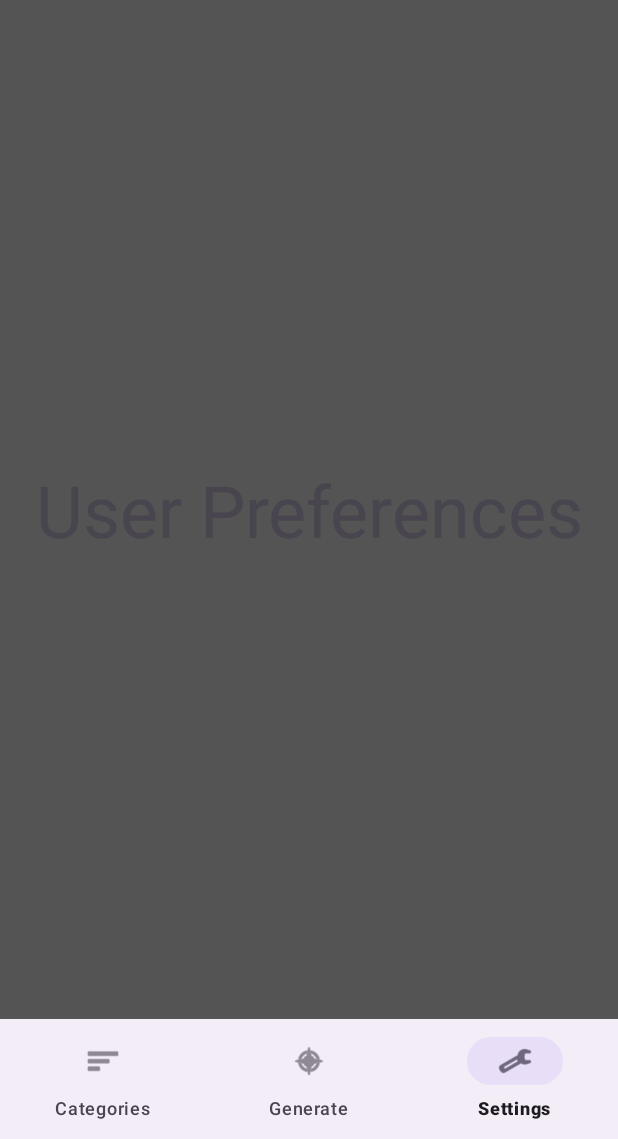
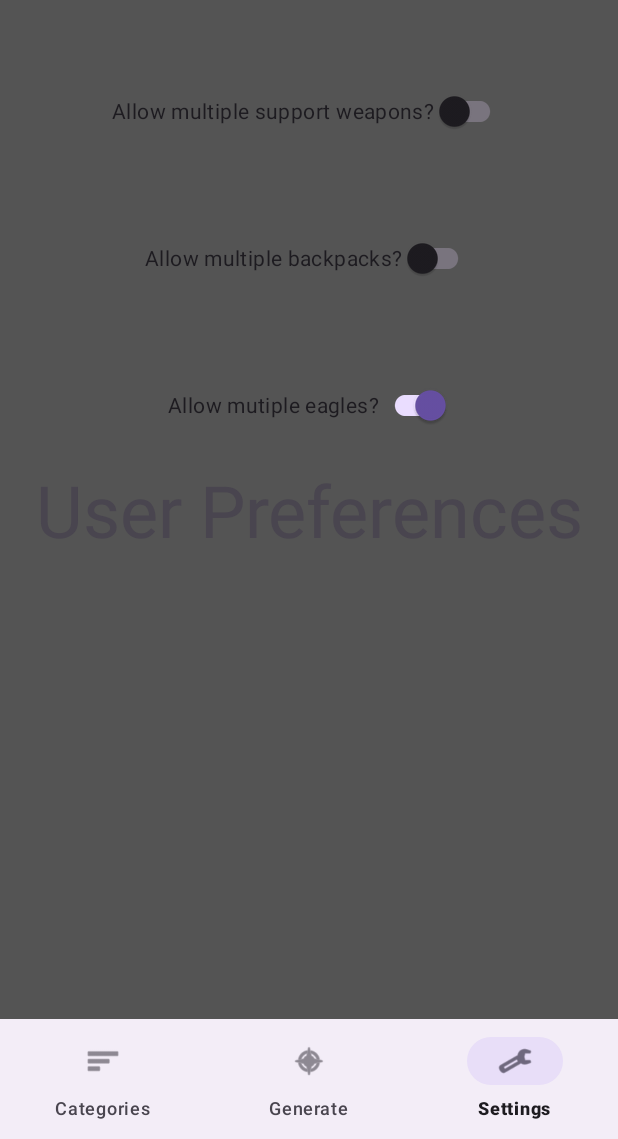
Before and after one commit to Semicarlin/Stratagem-Picker, an Android app: the screen it shows after launch (MainActivity), item 3 of the bottom bar chosen, on a phone screen of 412 x 824 dp, the part 97-1236 px from its top. Run offline under Robolectric (Android 15) with nearby library versions, the phone set to English and light mode, and no system bars.

Commit message:
Databse file creation fixed and user page started

```diff
--- a/code/app/src/main/java/com/example/stratagempicker/Fragments/UserPreferencesFragment.java
+++ b/code/app/src/main/java/com/example/stratagempicker/Fragments/UserPreferencesFragment.java
@@ -7,13 +7,18 @@ import android.view.ViewGroup;
 
 import androidx.annotation.NonNull;
 import androidx.annotation.Nullable;
+import androidx.appcompat.widget.SwitchCompat;
 import androidx.fragment.app.Fragment;
 
+import com.example.stratagempicker.Activities.MainActivity;
 import com.example.stratagempicker.R;
 
 public class UserPreferencesFragment extends Fragment {
 
     // Attributes
+    private SwitchCompat allowMultipleWeaponsSwitch;
+    private SwitchCompat allowMultipleBackpacksSwitch;
+    private SwitchCompat allowMultipleEaglesSwitch;
 
     // Constructor
     public UserPreferencesFragment() {}
@@ -27,5 +32,15 @@ public class UserPreferencesFragment extends Fragment {
     @Override
     public void onViewCreated(@NonNull View view, @Nullable Bundle savedInstanceState) {
         super.onViewCreated(view, savedInstanceState);
+
+        // Find switches
+        allowMultipleWeaponsSwitch = view.findViewById(R.id.multiple_weapons_switch);
+        allowMultipleBackpacksSwitch = view.findViewById(R.id.multiple_backpacks_switch);
+        allowMultipleEaglesSwitch = view.findViewById(R.id.multiple_eagles_switch);
+
+        // Set switches to match user object
+        allowMultipleWeaponsSwitch.setChecked(MainActivity.user.isAllowMultipleWeapons());
+        allowMultipleBackpacksSwitch.setChecked(MainActivity.user.isAllowMultipleBackpacks());
+        allowMultipleEaglesSwitch.setChecked(MainActivity.user.isAllowMultipleEagles());
     }
 }
--- a/code/app/src/main/java/com/example/stratagempicker/Model/Database.java
+++ b/code/app/src/main/java/com/example/stratagempicker/Model/Database.java
@@ -39,7 +39,16 @@ public class Database extends SQLiteOpenHelper {
         this.dbName = dbName;
         this.appDataPath = context.getApplicationInfo().dataDir;
 
+        // Ensure database folder exists
+        File dbPath = new File(appDataPath + "/databases/");
+        if (!dbPath.exists()) {
+            if (!dbPath.mkdirs()) {
+                throw new RuntimeException("Failed to make database directories");
+            }
+        }
+
         // Create or open database from device files
+        Log.d("DBConstructor", appDataPath + "/databases/" + dbName);
         sqLiteDatabase = SQLiteDatabase.openOrCreateDatabase(appDataPath + "/databases/" + dbName, null);
 
         // Get contents of database
@@ -57,7 +66,9 @@ public class Database extends SQLiteOpenHelper {
         if (!tableExists(userPreferencesTableName)) {
             createUserPreferencesTable();
         }
-        readUserPreferencesTable();
+        else {
+            readUserPreferencesTable();
+        }
 
         // Read categories table
         // TODO
@@ -85,6 +96,8 @@ public class Database extends SQLiteOpenHelper {
         // Get user preferences from database "user_preferences(id INTEGER PRIMARY KEY, allowMutlipleWeapons INTEGER, allowMultipleBackpacks INTEGER, allowMultipleEagles INTEGER);
         String userQuery = "SELECT * FROM " + userPreferencesTableName + ";";
         Cursor cursor = sqLiteDatabase.rawQuery(userQuery, null);
+
+        // Read found row
         if (cursor.moveToFirst()) {
 
             // Get attributes of user
@@ -95,7 +108,11 @@ public class Database extends SQLiteOpenHelper {
 
             // Update user object
             MainActivity.user.updateUser(allowMultipleWeapons, allowMultipleBackpacks, allowMultipleEagles);
+        }
 
+        // Otherwise, throw error because table was not created correctly
+        else {
+            throw new RuntimeException("User table read query failed");
         }
 
         // Close cursor
@@ -107,17 +124,19 @@ public class Database extends SQLiteOpenHelper {
 
         // Write table into db
         String createIfNotExistQuery = "CREATE TABLE IF NOT EXISTS " + userPreferencesTableName +
-                "(id INTEGER PRIMARY KEY AUTOINCREMENT, " +
+                "("+
+                "id INTEGER PRIMARY KEY AUTOINCREMENT, " +
                 "allowMutlipleWeapons INTEGER, " +
                 "allowMultipleBackpacks INTEGER, " +
-                "allowMultipleEagles INTEGER);";
+                "allowMultipleEagles INTEGER" +
+                ");";
         sqLiteDatabase.execSQL(createIfNotExistQuery);
 
         // Write user table to default construction
         String writeUserRow = "INSERT INTO " + userPreferencesTableName + " VALUES (0, "
-                + (MainActivity.user.isAllowMultipleWeapons() ? 1 : 0) +", "
-                + (MainActivity.user.isAllowMultipleBackpacks() ? 1 : 0) + ", "
-                + (MainActivity.user.isAllowMultipleEagles() ? 1 : 0) + ");";
+                + (MainActivity.user.isAllowMultipleWeaponsInt()) +", "
+                + (MainActivity.user.isAllowMultipleBackpacksInt()) + ", "
+                + (MainActivity.user.isAllowMultipleEaglesInt()) + ");";
         sqLiteDatabase.execSQL(writeUserRow);
     }
 
@@ -138,13 +157,13 @@ public class Database extends SQLiteOpenHelper {
     // Called the first time the database is accessed
     @Override
     public void onCreate(SQLiteDatabase db) {
-        // Do nothing as db already exists and is static
+        // Do nothing as db already exists
     }
 
     // Called if the database version number changes
     @Override
     public void onUpgrade(SQLiteDatabase db, int oldVersion, int newVersion) {
-        // Do nothing as db already exists and is static
+        // Do nothing as db already exists
     }
 
     private void writeDatabaseFromAssets(Context context, File dbFile) {
--- a/code/app/src/main/java/com/example/stratagempicker/Model/User.java
+++ b/code/app/src/main/java/com/example/stratagempicker/Model/User.java
@@ -24,6 +24,8 @@ public class User {
         this.allowMultipleBackpacks = allowMultipleBackpacks;
         this.allowMultipleEagles = allowMultipleEagles;
     }
+
+    // Bool getters
     public boolean isAllowMultipleWeapons() {
         return allowMultipleWeapons;
     }
@@ -32,6 +34,17 @@ public class User {
     }
     public boolean isAllowMultipleEagles() {
         return allowMultipleEagles;
+    }
+
+    // int getters
+    public int isAllowMultipleWeaponsInt() {
+        return allowMultipleWeapons ? 1 : 0;
+    }
+    public int isAllowMultipleBackpacksInt() {
+        return allowMultipleBackpacks ? 1 : 0;
+    }
+    public int isAllowMultipleEaglesInt() {
+        return allowMultipleEagles ? 1 : 0;
     }
 
     @Override
--- a/code/app/src/main/res/layout/fragment_user_preferences.xml
+++ b/code/app/src/main/res/layout/fragment_user_preferences.xml
@@ -15,4 +15,34 @@
         app:layout_constraintEnd_toEndOf="parent"
         app:layout_constraintStart_toStartOf="parent"
         app:layout_constraintTop_toTopOf="parent" />
+
+    <androidx.appcompat.widget.SwitchCompat
+        android:id="@+id/multiple_weapons_switch"
+        android:layout_width="wrap_content"
+        android:layout_height="wrap_content"
+        android:layout_margin="50sp"
+        android:text="Allow multiple support weapons?"
+        app:layout_constraintEnd_toEndOf="parent"
+        app:layout_constraintStart_toStartOf="parent"
+        app:layout_constraintTop_toTopOf="parent" />
+
+    <androidx.appcompat.widget.SwitchCompat
+        android:id="@+id/multiple_backpacks_switch"
+        android:layout_width="wrap_content"
+        android:layout_height="wrap_content"
+        android:layout_margin="50sp"
+        android:text="Allow multiple backpacks?"
+        app:layout_constraintEnd_toEndOf="parent"
+        app:layout_constraintStart_toStartOf="parent"
+        app:layout_constraintTop_toBottomOf="@+id/multiple_weapons_switch" />
+
+    <androidx.appcompat.widget.SwitchCompat
+        android:id="@+id/multiple_eagles_switch"
+        android:layout_width="wrap_content"
+        android:layout_height="wrap_content"
+        android:layout_margin="50sp"
+        android:text="Allow mutiple eagles?"
+        app:layout_constraintEnd_toEndOf="parent"
+        app:layout_constraintStart_toStartOf="parent"
+        app:layout_constraintTop_toBottomOf="@+id/multiple_backpacks_switch" />
 </androidx.constraintlayout.widget.ConstraintLayout>
```
Also changed, not shown: code/app/src/main/java/com/example/stratagempicker/Activities/MainActivity.java (+3 -9 lines).
